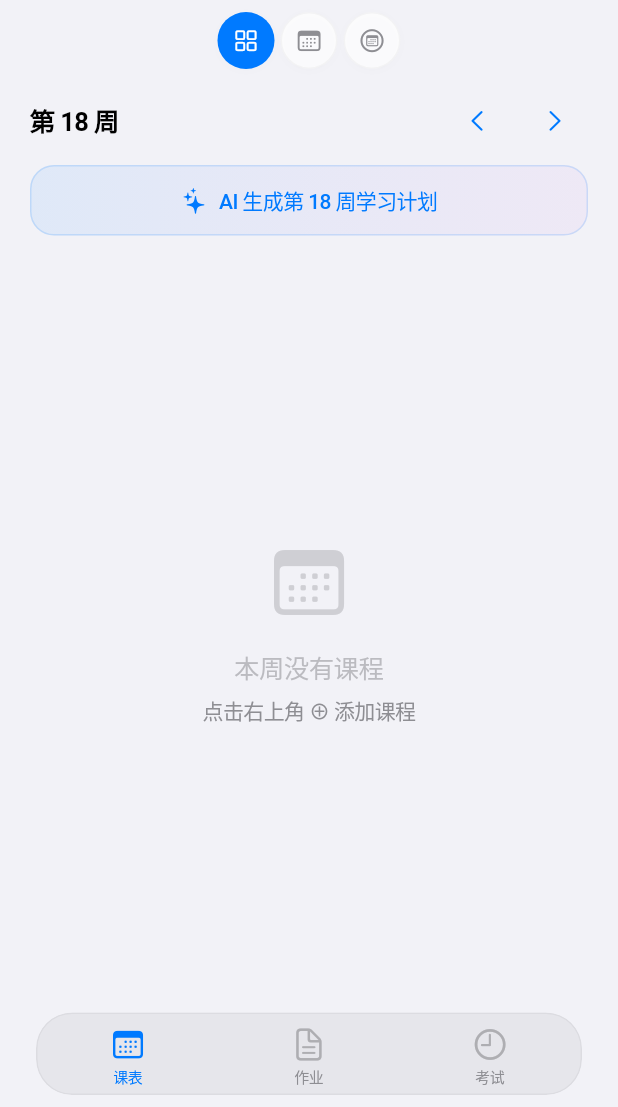
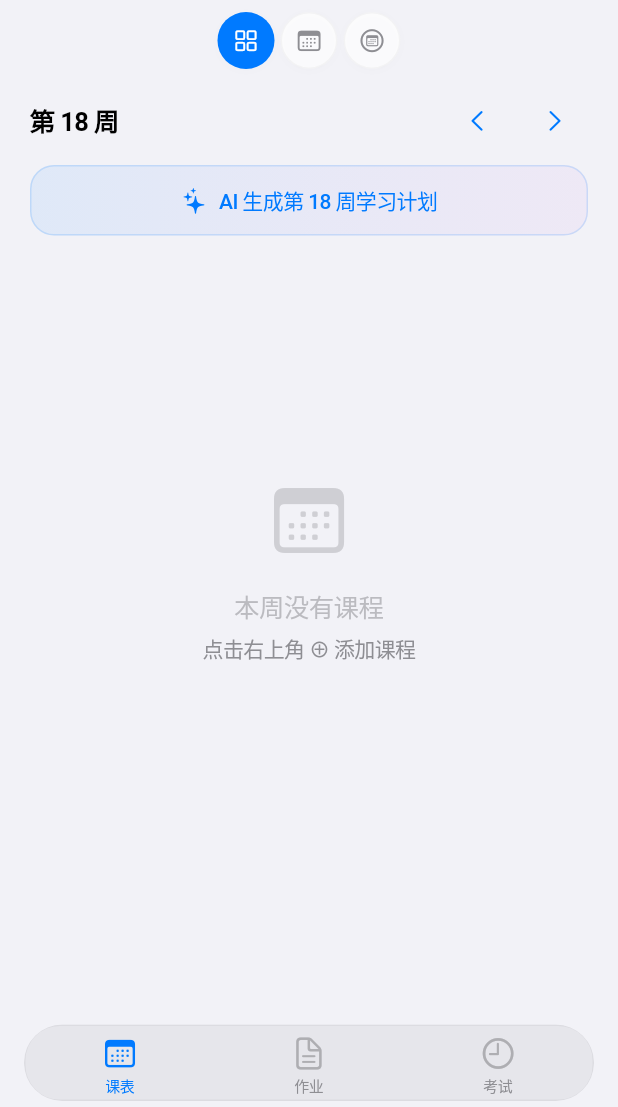
Before and after one commit to yulongc659-del/course_manager, a Flutter app: the screen it shows after launch, on a phone screen of 412 x 824 dp, the part 129-1236 px from its top. Run offline on Flutter 3.47's test engine with Material 3 defaults, Android fonts, the phone set to English and light mode, and no system bars; our stand-ins replace file_picker, flutter_local_notifications, hive_flutter, table_calendar; missing offline and left inert: excel; accounts and stored records are empty.

Commit message:
去掉 CI Widget 构建 + 加统一课程颜色按钮

```diff
--- a/lib/pages/import/import_page.dart
+++ b/lib/pages/import/import_page.dart
@@ -132,7 +132,7 @@ class _ImportPageState extends State<ImportPage> {
         classroom: classroomCol != null ? (row.fields[classroomCol] ?? '').trim() : '',
         dayOfWeek: day, periodStart: period.$1, periodEnd: period.$2,
         weekStart: week?.$1 ?? 1, weekEnd: week?.$2 ?? 16,
-        color: imported % 8,
+        color: nameBasedColor(name),
       ));
       imported++;
     }
@@ -196,7 +196,7 @@ class _ImportPageState extends State<ImportPage> {
         teacher: r.teacher, classroom: r.classroom,
         dayOfWeek: r.dayOfWeek, periodStart: r.periodStart, periodEnd: r.periodEnd,
         weekStart: r.weekStart, weekEnd: r.weekEnd,
-        color: imported % 8,
+        color: nameBasedColor(r.name),
       ));
       imported++;
     }
@@ -218,7 +218,7 @@ class _ImportPageState extends State<ImportPage> {
         classroom: c.location,
         dayOfWeek: c.dayOfWeek, periodStart: c.periodStart, periodEnd: c.periodEnd,
         weekStart: c.weekStart, weekEnd: c.weekEnd,
-        color: imported % 8,
+        color: nameBasedColor(c.name),
       ));
       imported++;
     }
--- a/lib/pages/timetable/timetable_page.dart
+++ b/lib/pages/timetable/timetable_page.dart
@@ -215,7 +215,9 @@ class _TimetablePageState extends State<TimetablePage> {
           _buildAiWeekButton(),
           const SizedBox(height: 12),
           Expanded(
-            child: _weekCourses.isEmpty
+            child: Padding(
+              padding: const EdgeInsets.only(bottom: 90),
+              child: _weekCourses.isEmpty
                 ? _buildEmpty('本周没有课程',
                     icon: CupertinoIcons.calendar,
                     hint: '点击右上角 ⊕ 添加课程')
@@ -226,9 +228,15 @@ class _TimetablePageState extends State<TimetablePage> {
                           context, '/course/detail', arguments: course.id),
                     ),
                   ),
+            ),
           ),
         ] else
-          Expanded(child: _buildCalendar()),
+          Expanded(
+            child: Padding(
+              padding: const EdgeInsets.only(bottom: 90),
+              child: _buildCalendar(),
+            ),
+          ),
       ],
     );
   }
--- a/lib/widgets/glass.dart
+++ b/lib/widgets/glass.dart
@@ -194,14 +194,14 @@ class AppleBottomBar extends StatelessWidget {
     final isDark = CupertinoTheme.of(context).brightness == Brightness.dark;
 
     return Padding(
-      padding: const EdgeInsets.fromLTRB(24, 0, 24, 8),
+      padding: const EdgeInsets.fromLTRB(16, 0, 16, 4),
       child: ClipRRect(
-        borderRadius: BorderRadius.circular(24),
+        borderRadius: BorderRadius.circular(28),
         child: BackdropFilter(
           filter: ds.AppGlass.barBlur,
           child: Container(
             decoration: ds.AppGlass.floatingBar(context),
-            padding: const EdgeInsets.only(top: 8, bottom: 2),
+            padding: const EdgeInsets.only(top: 6, bottom: 0),
             child: SafeArea(
               top: false,
               child: Row(
```
Also changed, not shown: lib/pages/settings/settings_page.dart (+51 -1 lines), lib/utils/constants.dart (+9 -0 lines), 2 other files.
